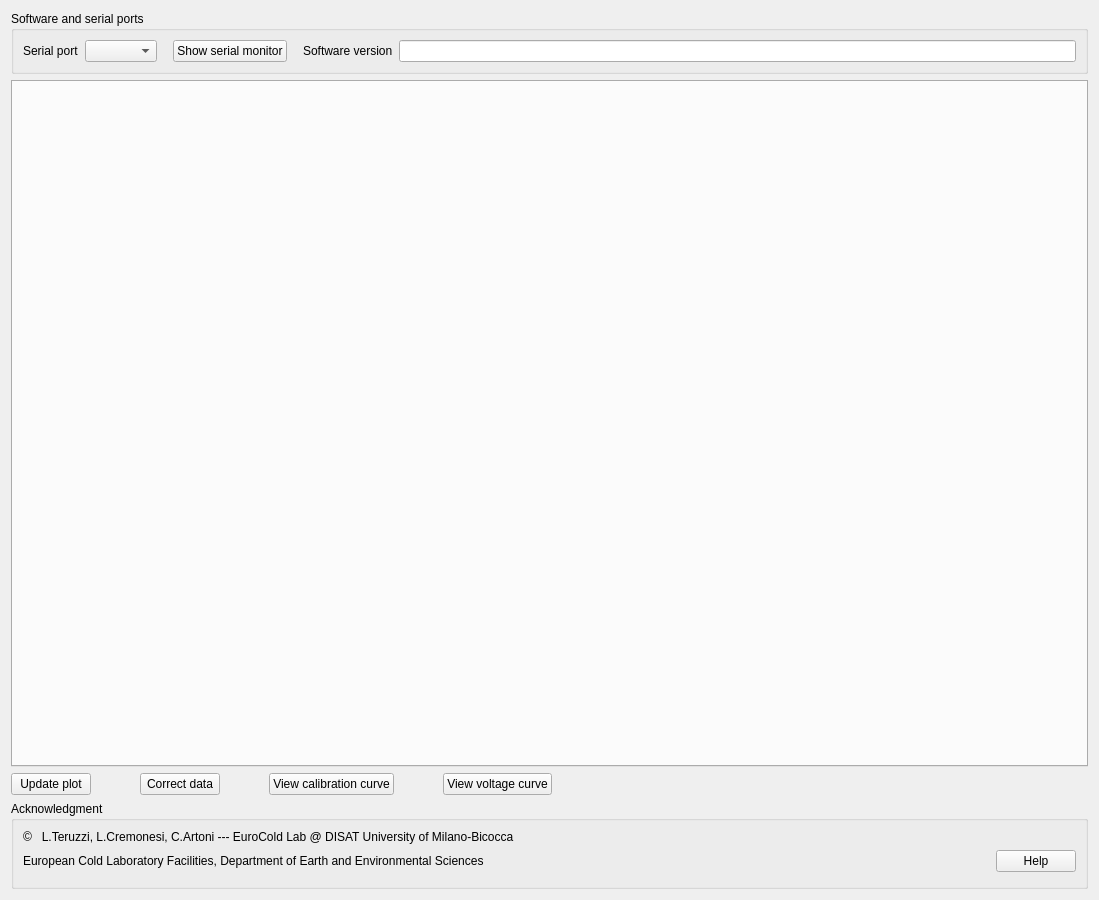
This is subGUIs/scd_panel.ui in LucaTeruzzi/DEDALO as Qt 5 draws it before an edit. The edited form follows.
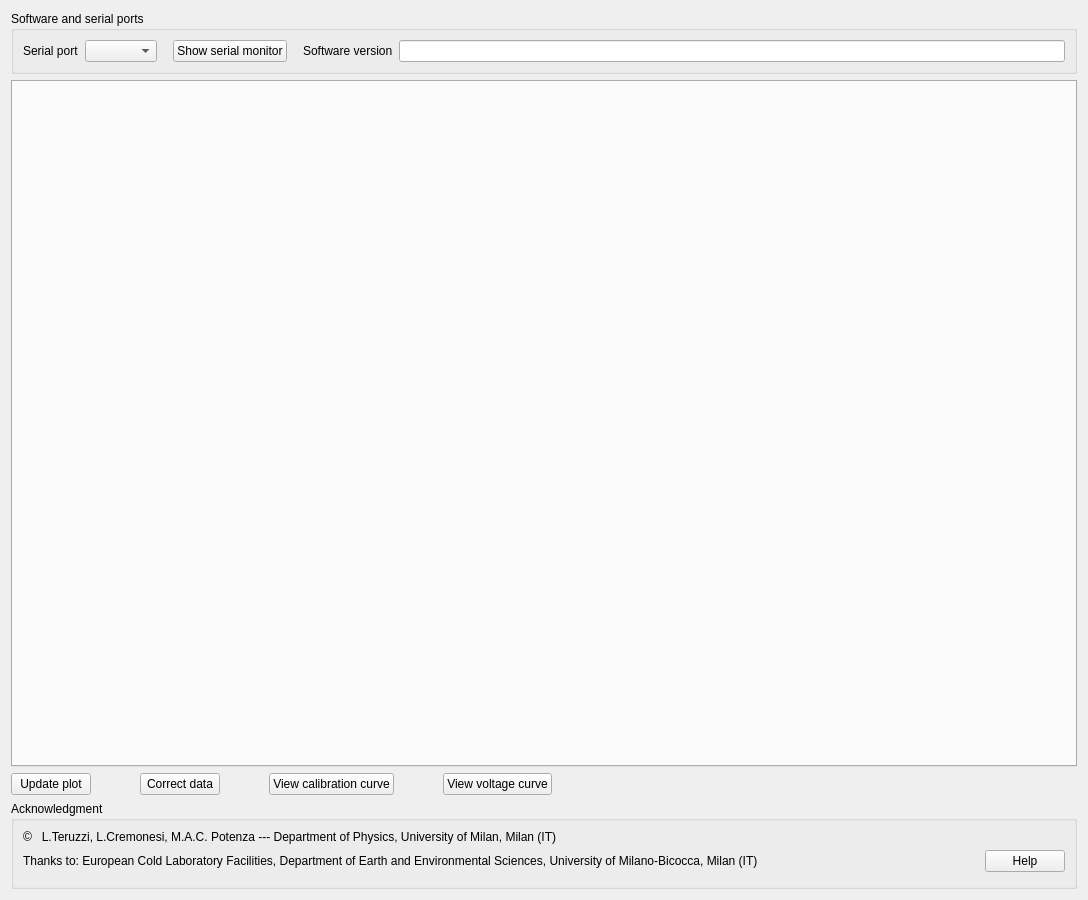
This is the edited form.

Patch:
```diff
--- a/subGUIs/scd_panel.ui
+++ b/subGUIs/scd_panel.ui
@@ -153,14 +153,14 @@
         <item row="0" column="0">
          <widget class="QLabel" name="label_ak1">
           <property name="text">
-           <string>©   L.Teruzzi, L.Cremonesi, C.Artoni --- EuroCold Lab @ DISAT University of Milano-Bicocca                                                                                                                                               </string>
+           <string>©   L.Teruzzi, L.Cremonesi, M.A.C. Potenza --- Department of Physics, University of Milan, Milan (IT)                                                                                                                               </string>
           </property>
          </widget>
         </item>
         <item row="1" column="0">
          <widget class="QLabel" name="label_ak2">
           <property name="text">
-           <string>European Cold Laboratory Facilities, Department of Earth and Environmental Sciences</string>
+           <string>Thanks to: European Cold Laboratory Facilities, Department of Earth and Environmental Sciences, University of Milano-Bicocca, Milan (IT)</string>
           </property>
          </widget>
         </item>
```
